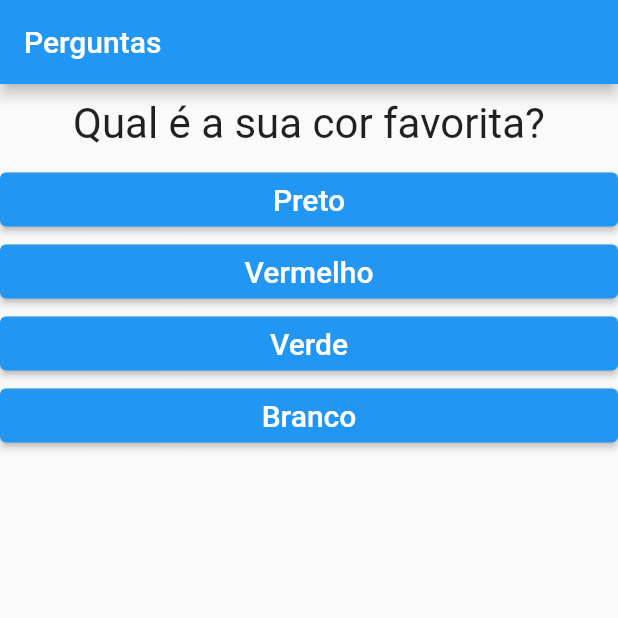
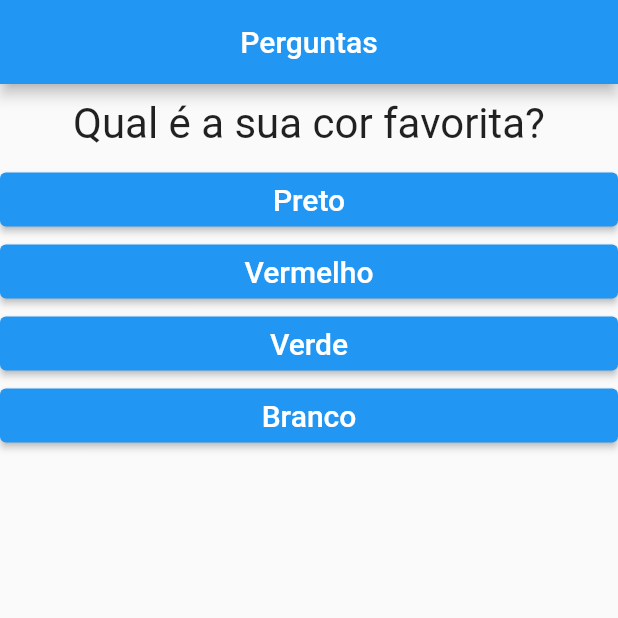
Before and after one commit to luanbatistadev/ProjectQuestions, a Flutter app: the screen it shows after launch, on a phone screen of 412 x 824 dp, the top half of it. Run offline on Flutter 3.47's test engine with Material 2 defaults, Android fonts, the phone set to English and light mode, and no system bars.

Commit message:
atualização final beta

```diff
--- a/lib/main.dart
+++ b/lib/main.dart
@@ -67,7 +67,10 @@ class _PerguntaAppState extends State<PerguntaApp> {
     return MaterialApp(
       home: Scaffold(
           appBar: AppBar(
-            title: Text('Perguntas'),
+            centerTitle: true,
+            title: Text(
+              'Perguntas',
+            ),
           ),
           body: temPerguntaselecionada
               ? Questionario(
```
